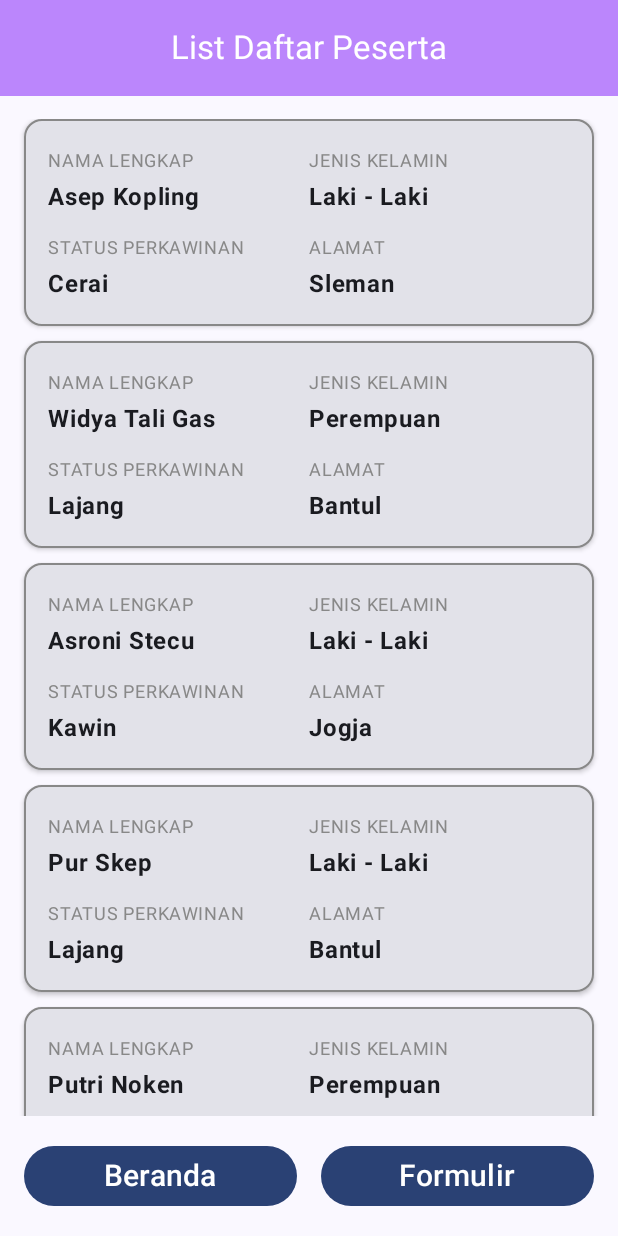
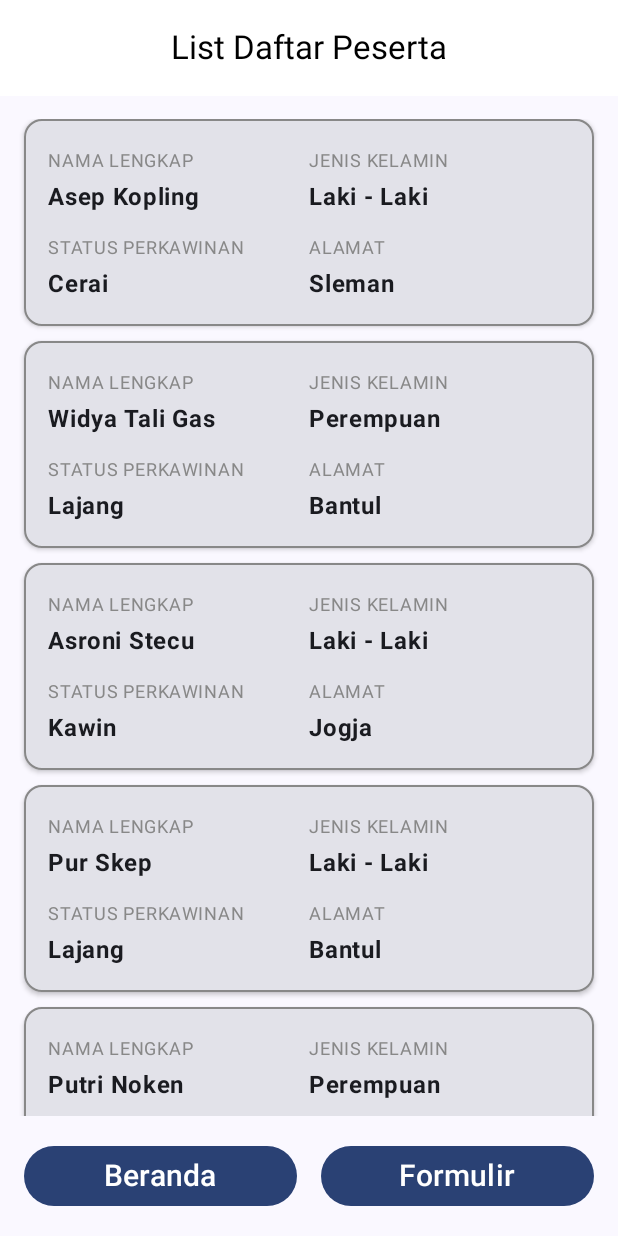
Before and after one commit to vararais/QuestNavigasTugas_049, an Android app built with Jetpack Compose: the ListScreen screen opened through its navigation route, on a phone screen of 412 x 824 dp. Run offline under Robolectric (Android 15) with nearby library versions, the phone set to English and light mode, and no system bars.

Commit message:
Mengubah Warna pada Page List

```diff
--- a/app/src/main/java/com/example/questnavigastugas_049/view/PageList.kt
+++ b/app/src/main/java/com/example/questnavigastugas_049/view/PageList.kt
@@ -48,9 +48,9 @@ fun ListScreen(
     Scaffold(
         topBar = {
             CenterAlignedTopAppBar(
-                title = { Text(stringResource(id = R.string.list_peserta), color = Color.White) },
+                title = { Text(stringResource(id = R.string.list_peserta), color = Color.Black) },
                 colors = TopAppBarDefaults.centerAlignedTopAppBarColors(
-                    containerColor = colorResource(id = R.color.purple_200)
+                    containerColor = colorResource(id = R.color.white)
                 )
             )
         },
```
